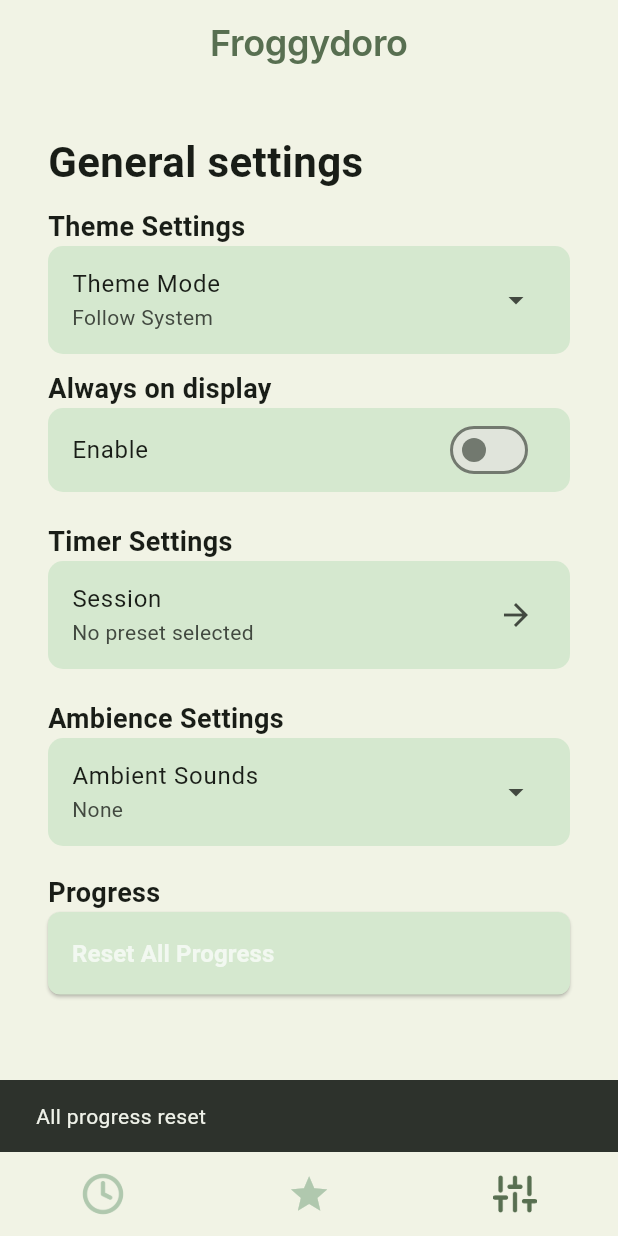
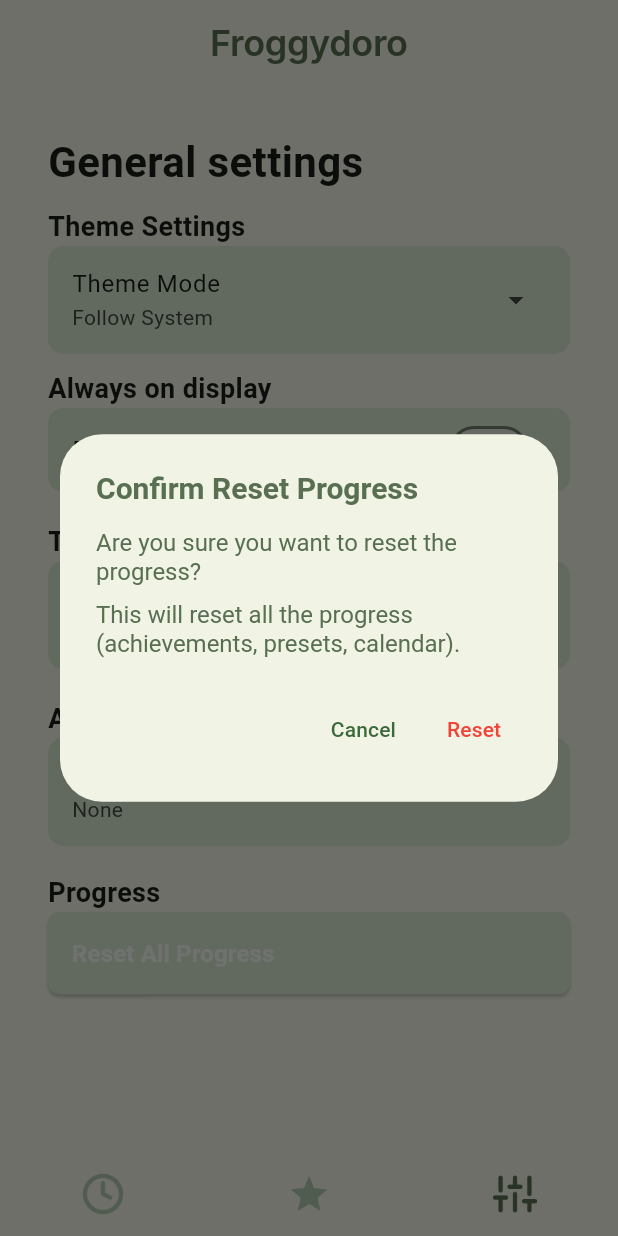
Before and after one commit to KvietelaitisMartynas/froggydoro_timer, a Flutter app: the screen it shows after launch, item 3 of the bottom bar chosen, after a tap on "Reset All Progress", on a phone screen of 412 x 824 dp. Run offline on Flutter 3.47's test engine with Material 3 defaults, Android fonts, the phone set to English and light mode, and no system bars; our stand-ins replace audioplayers, flutter_local_notifications, flutter_svg, permission_handler, shared_preferences, sqflite and 2 more; missing offline and left inert: analyzer, custom_lint_builder; accounts and stored records are empty; Roboto replaces fonts that are missing (Inter).

Commit message:
Reset progress

```diff
--- a/froggydoro/lib/screens/settings_screen.dart
+++ b/froggydoro/lib/screens/settings_screen.dart
@@ -6,6 +6,7 @@ import 'package:shared_preferences/shared_preferences.dart';
 import 'package:wakelock_plus/wakelock_plus.dart';
 import 'package:froggydoro/services/database_service.dart';
 import 'package:froggydoro/services/preferences_service.dart';
+import 'package:froggydoro/widgets/dialog_helper.dart';
 
 class SettingsScreen extends StatefulWidget {
   final Function(int, int, int, int, int) updateTimer;
@@ -404,16 +405,21 @@ class _SettingsScreenState extends State<SettingsScreen> {
             child: ElevatedButton(
               style: ElevatedButton.styleFrom(
                 padding: const EdgeInsets.symmetric(vertical: 16),
-                backgroundColor: Theme.of(context).colorScheme.secondaryContainer,
-                foregroundColor: Theme.of(context).colorScheme.onSecondaryContainer,
+                backgroundColor:
+                    Theme.of(context).colorScheme.secondaryContainer,
+                foregroundColor:
+                    Theme.of(context).colorScheme.onSecondaryContainer,
                 shape: RoundedRectangleBorder(
                   borderRadius: BorderRadius.circular(8),
                 ),
               ),
               onPressed: () {
                 // TODO: Implement reset all progress functionality
-                ScaffoldMessenger.of(context).showSnackBar(
-                  const SnackBar(content: Text('All progress reset')),
+                TimerDialogsHelper.showResetProgressConfirmationDialog(
+                  context: context,
+                  onConfirmed: () async {
+                    //await DatabaseService.instance.clearUserProgress();
+                  },
                 );
               },
               child: const Row(
--- a/froggydoro/lib/widgets/dialog_helper.dart
+++ b/froggydoro/lib/widgets/dialog_helper.dart
@@ -2,7 +2,6 @@ import 'package:flutter/material.dart';
 
 /// A helper class for displaying various timer-related dialogs and popups.
 class TimerDialogsHelper {
-
   static void showSessionCompletePopup({
     required BuildContext context,
     required String messageTitle,
@@ -14,13 +13,16 @@ static void showSessionCompletePopup({
   }) {
     // Dynamically set colors based on current theme (dark/light)
     final brightness = Theme.of(context).brightness;
-  final backgroundColor = brightness == Brightness.dark
+    final backgroundColor =
+        brightness == Brightness.dark
             ? const Color(0xFF3F5738)
             : const Color(0xFFF1F3E5);
-  final buttonColor = brightness == Brightness.dark
+    final buttonColor =
+        brightness == Brightness.dark
             ? const Color(0xFFB0C8AE)
             : const Color(0xFF586F51);
-  final textColor = brightness == Brightness.dark ? Colors.black : Colors.white;
+    final textColor =
+        brightness == Brightness.dark ? Colors.black : Colors.white;
     // Show the popup as a modal bottom sheet
     showModalBottomSheet(
       context: context,
@@ -37,7 +39,9 @@ static void showSessionCompletePopup({
             width: screenWidth,
             decoration: BoxDecoration(
               color: backgroundColor,
-            borderRadius: const BorderRadius.vertical(top: Radius.circular(16.0)),
+              borderRadius: const BorderRadius.vertical(
+                top: Radius.circular(16.0),
+              ),
             ),
             padding: const EdgeInsets.all(16.0),
             child: Column(
@@ -46,7 +50,10 @@ static void showSessionCompletePopup({
               children: [
                 Text(
                   messageTitle,
-                style: const TextStyle(fontSize: 20.0, fontWeight: FontWeight.bold),
+                  style: const TextStyle(
+                    fontSize: 20.0,
+                    fontWeight: FontWeight.bold,
+                  ),
                   textAlign: TextAlign.center,
                 ),
                 const SizedBox(height: 8.0),
@@ -71,8 +78,7 @@ static void showSessionCompletePopup({
                         },
                         child: const Text('Start'),
                       ),
-                  if (showPause)
-                    ...[
+                    if (showPause) ...[
                       const SizedBox(width: 10),
                       ElevatedButton(
                         style: ElevatedButton.styleFrom(
@@ -83,8 +89,7 @@ static void showSessionCompletePopup({
                         child: const Text('Pause'),
                       ),
                     ],
-                  if (showReset)
-                    ...[
+                    if (showReset) ...[
                       const SizedBox(width: 10),
                       ElevatedButton(
                         style: ElevatedButton.styleFrom(
@@ -107,6 +112,7 @@ static void showSessionCompletePopup({
       },
     );
   }
+
   /// Displays a confirmation dialog when the user attempts to reset the timer.
   static Future<void> showResetConfirmationDialog({
     required BuildContext context,
@@ -114,7 +120,8 @@ static void showSessionCompletePopup({
   }) async {
     return showDialog<void>(
       context: context,
-      barrierDismissible: false, // Prevent closing the dialog by tapping outside
+      barrierDismissible:
+          false, // Prevent closing the dialog by tapping outside
       builder: (BuildContext dialogContext) {
         return AlertDialog(
           title: const Text('Confirm Reset'),
@@ -147,4 +154,46 @@ static void showSessionCompletePopup({
       },
     );
   }
+
+  /// Displays a confirmation dialog when the user attempts to reset the progress.
+  static Future<void> showResetProgressConfirmationDialog({
+    required BuildContext context,
+    required VoidCallback onConfirmed,
+  }) async {
+    return showDialog<void>(
+      context: context,
+      barrierDismissible:
+          false, // Prevent closing the dialog by tapping outside
+      builder: (BuildContext dialogContext) {
+        return AlertDialog(
+          title: const Text('Confirm Reset Progress'),
+          content: const SingleChildScrollView(
+            child: ListBody(
+              children: <Widget>[
+                Text('Are you sure you want to reset the progress?'),
+                SizedBox(height: 10),
+                Text(
+                  'This will reset all the progress (achievements, presets, calendar).',
+                ),
+              ],
+            ),
+          ),
+          actions: <Widget>[
+            TextButton(
+              child: const Text('Cancel'),
+              onPressed: () => Navigator.of(dialogContext).pop(),
+            ),
+            TextButton(
+              style: TextButton.styleFrom(foregroundColor: Colors.red),
+              child: const Text('Reset'),
+              onPressed: () {
+                Navigator.of(dialogContext).pop();
+                onConfirmed();
+              },
+            ),
+          ],
+        );
+      },
+    );
   }
+}
```
Also changed, not shown: froggydoro/lib/services/database_service.dart (+26 -0 lines). Lines whose indentation alone changed are shown as unchanged.
